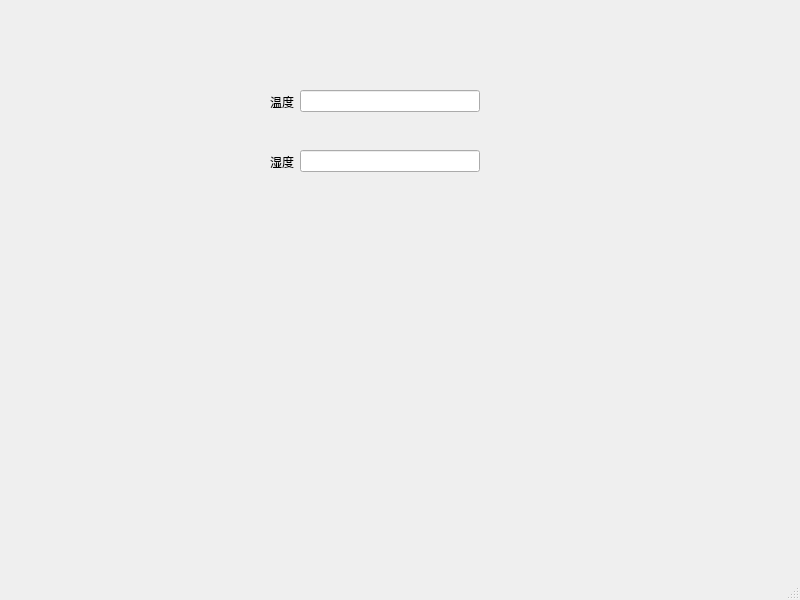
Before: the Qt Designer form mainwindow.ui in WANG-zibi/IoT_CourseDesign, drawn with Qt 5.
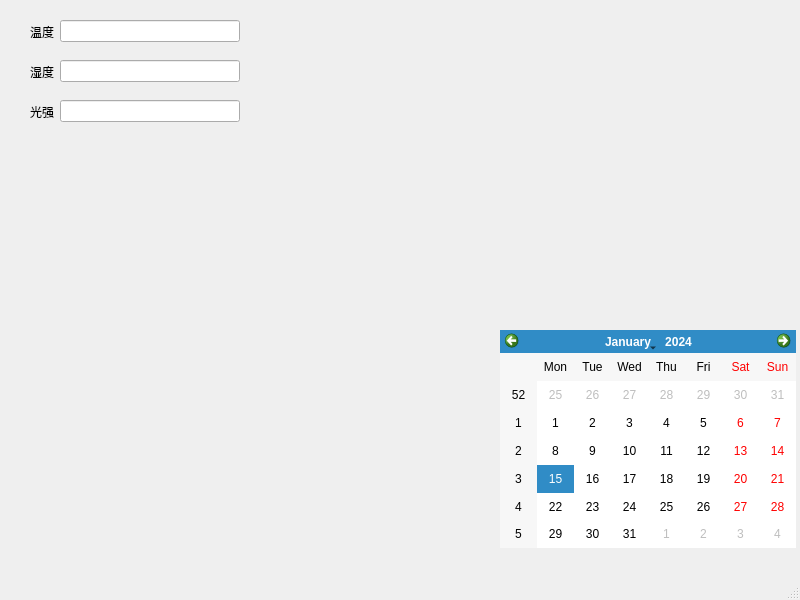
After: the same form once the commit is applied.

```diff
--- a/mainwindow.ui
+++ b/mainwindow.ui
@@ -14,11 +14,11 @@
    <string>MainWindow</string>
   </property>
   <widget class="QWidget" name="centralwidget">
-   <widget class="QWidget" name="">
+   <widget class="QWidget" name="layoutWidget">
     <property name="geometry">
      <rect>
-      <x>270</x>
-      <y>150</y>
+      <x>30</x>
+      <y>60</y>
       <width>210</width>
       <height>23</height>
      </rect>
@@ -36,11 +36,11 @@
      </item>
     </layout>
    </widget>
-   <widget class="QWidget" name="">
+   <widget class="QWidget" name="layoutWidget">
     <property name="geometry">
      <rect>
-      <x>270</x>
-      <y>90</y>
+      <x>30</x>
+      <y>20</y>
       <width>210</width>
       <height>23</height>
      </rect>
@@ -58,6 +58,38 @@
      </item>
     </layout>
    </widget>
+   <widget class="QCalendarWidget" name="calendarWidget">
+    <property name="geometry">
+     <rect>
+      <x>500</x>
+      <y>330</y>
+      <width>296</width>
+      <height>218</height>
+     </rect>
+    </property>
+   </widget>
+   <widget class="QWidget" name="layoutWidget_2">
+    <property name="geometry">
+     <rect>
+      <x>30</x>
+      <y>100</y>
+      <width>210</width>
+      <height>23</height>
+     </rect>
+    </property>
+    <layout class="QHBoxLayout" name="horizontalLayout_3">
+     <item>
+      <widget class="QLabel" name="label_3">
+       <property name="text">
+        <string>光强</string>
+       </property>
+      </widget>
+     </item>
+     <item>
+      <widget class="QLineEdit" name="lineEdit_3"/>
+     </item>
+    </layout>
+   </widget>
   </widget>
   <widget class="QMenuBar" name="menubar">
    <property name="geometry">
```
